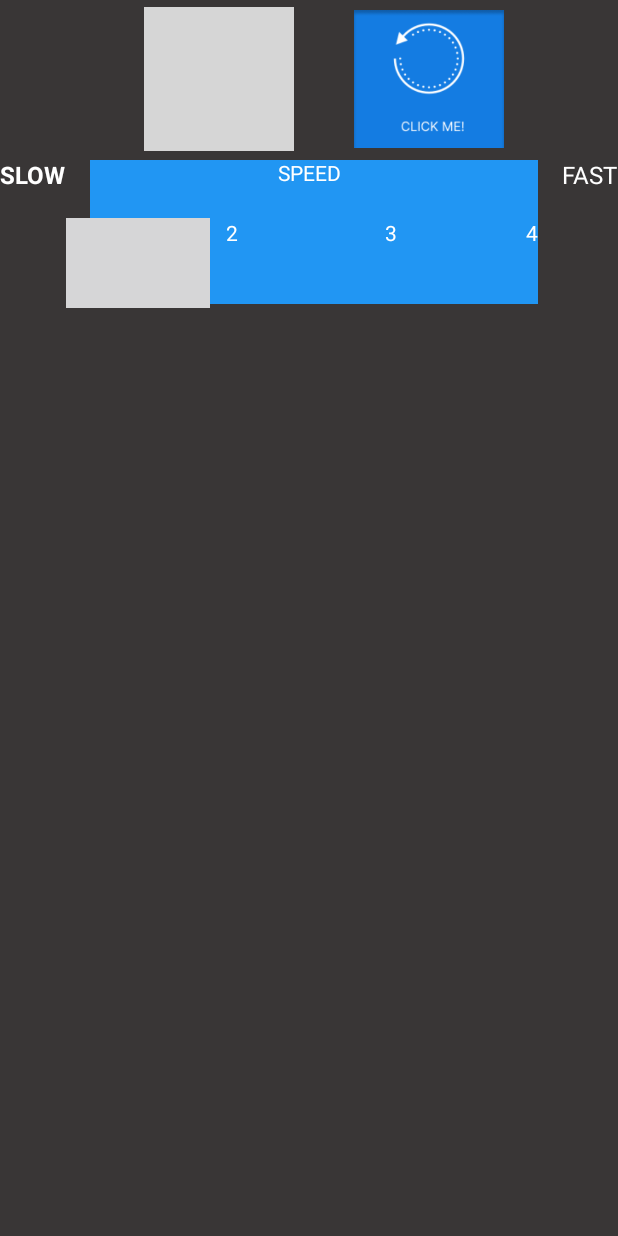
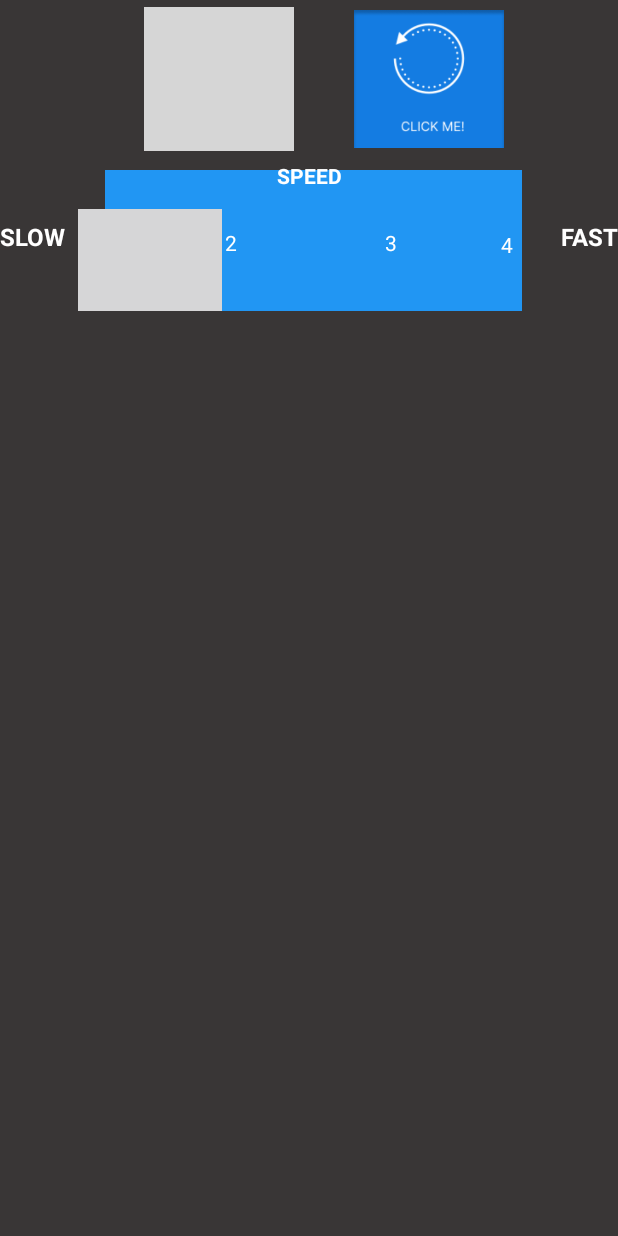
Before and after one commit to IsaacObusan/MoaController, an Android app: the fragment Manual shown on its own in the app's theme, on a phone screen of 412 x 824 dp. Run offline under Robolectric (Android 15) with nearby library versions, the phone set to English and light mode, and no system bars; grey boxes are pictures that could not be loaded.

Commit message:
commit all file

```diff
--- a/app/src/main/res/layout/fragment_manual.xml
+++ b/app/src/main/res/layout/fragment_manual.xml
@@ -53,33 +53,41 @@
     </LinearLayout>
 
     <androidx.constraintlayout.widget.ConstraintLayout
+        android:id="@+id/firstContraints"
         android:layout_width="match_parent"
         android:layout_height="wrap_content"
         android:layout_below="@+id/firstLinear"
-        android:id="@+id/firstContraints"
+        android:layout_marginTop="2dp"
+        android:background="@color/transparent"
         android:orientation="horizontal">
 
         <TextView
             android:id="@+id/label_slow"
             android:layout_width="wrap_content"
             android:layout_height="wrap_content"
+            android:gravity="center_vertical"
             android:text="SLOW"
+            android:textColor="#FFFFFF"
             android:textSize="16sp"
             android:textStyle="bold"
-            android:textColor="#FFFFFF"
+            app:layout_constraintBottom_toBottomOf="parent"
             app:layout_constraintStart_toStartOf="parent"
             app:layout_constraintTop_toTopOf="parent"
-            app:layout_constraintBottom_toBottomOf="@id/seekBar"
             tools:ignore="NotSibling" />
 
         <!-- SeekBar Container with background labels -->
+
+        <!-- Label for FAST -->
+
         <androidx.constraintlayout.widget.ConstraintLayout
             android:layout_width="0dp"
             android:layout_height="100dp"
+            app:layout_constraintBottom_toBottomOf="parent"
+            app:layout_constraintEnd_toStartOf="@id/label_fast"
+            app:layout_constraintHorizontal_bias="0.0"
             app:layout_constraintStart_toEndOf="@id/label_slow"
-            app:layout_constraintEnd_toStartOf="@id/label_fast"
             app:layout_constraintTop_toTopOf="parent"
-            app:layout_constraintBottom_toBottomOf="parent">
+            app:layout_constraintVertical_bias="0.0">
 
             <!-- SeekBar for speed -->
 
@@ -91,6 +99,7 @@
                 android:layout_height="wrap_content"
                 android:layout_gravity="center"
                 android:max="3"
+                android:layout_margin="10dp"
                 android:progress="0"
                 android:progressDrawable="@drawable/custom_progress"
                 android:progressTint="#2196F3"
@@ -100,31 +109,32 @@
                 tools:ignore="MissingConstraints"
                 tools:layout_editor_absoluteX="0dp" />
 
+            <!-- Label 2 -->
             <TextView
                 android:id="@+id/label_1"
                 android:layout_width="wrap_content"
                 android:layout_height="wrap_content"
+                android:layout_marginStart="32dp"
                 android:text="1"
+                android:textColor="#FFFFFF"
                 android:textSize="14sp"
-                android:textColor="#FFFFFF"
+                app:layout_constraintBottom_toBottomOf="@id/seekBar"
                 app:layout_constraintStart_toStartOf="parent"
-                app:layout_constraintBottom_toBottomOf="@id/seekBar"
                 app:layout_constraintTop_toTopOf="@id/seekBar"
-                android:layout_marginStart="16dp" />
+                app:layout_constraintVertical_bias="0.523" />
 
-            <!-- Label 2 -->
             <TextView
                 android:id="@+id/label_2"
                 android:layout_width="wrap_content"
                 android:layout_height="wrap_content"
                 android:text="2"
+                android:textColor="#FFFFFF"
                 android:textSize="14sp"
-                android:textColor="#FFFFFF"
+                app:layout_constraintBottom_toBottomOf="@id/seekBar"
+                app:layout_constraintEnd_toEndOf="parent"
+                app:layout_constraintHorizontal_bias="0.33"
                 app:layout_constraintStart_toStartOf="parent"
-                app:layout_constraintEnd_toEndOf="parent"
-                app:layout_constraintBottom_toBottomOf="@id/seekBar"
-                app:layout_constraintTop_toTopOf="@id/seekBar"
-                app:layout_constraintHorizontal_bias="0.33" />
+                app:layout_constraintTop_toTopOf="@id/seekBar" />
 
             <!-- Label 3 -->
             <TextView
@@ -132,53 +142,55 @@
                 android:layout_width="wrap_content"
                 android:layout_height="wrap_content"
                 android:text="3"
+                android:textColor="#FFFFFF"
                 android:textSize="14sp"
-                android:textColor="#FFFFFF"
+                app:layout_constraintBottom_toBottomOf="@id/seekBar"
+                app:layout_constraintEnd_toEndOf="parent"
+                app:layout_constraintHorizontal_bias="0.66"
                 app:layout_constraintStart_toStartOf="parent"
-                app:layout_constraintEnd_toEndOf="parent"
-                app:layout_constraintBottom_toBottomOf="@id/seekBar"
-                app:layout_constraintTop_toTopOf="@id/seekBar"
-                app:layout_constraintHorizontal_bias="0.66" />
+                app:layout_constraintTop_toTopOf="@id/seekBar" />
 
             <!-- Label 4 -->
             <TextView
                 android:id="@+id/label_4"
                 android:layout_width="wrap_content"
                 android:layout_height="wrap_content"
+                android:layout_marginEnd="32dp"
                 android:text="4"
+                android:textColor="#FFFFFF"
                 android:textSize="14sp"
-                android:textColor="#FFFFFF"
+                app:layout_constraintBottom_toBottomOf="@id/seekBar"
                 app:layout_constraintEnd_toEndOf="parent"
-                app:layout_constraintBottom_toBottomOf="@id/seekBar"
                 app:layout_constraintTop_toTopOf="@id/seekBar"
-                android:layout_marginEnd="16dp" />
+                app:layout_constraintVertical_bias="0.523" />
 
             <ImageView
                 android:id="@+id/floatingThumb"
                 android:layout_width="wrap_content"
                 android:layout_height="wrap_content"
                 android:layout_gravity="bottom|center_horizontal"
+                android:layout_marginStart="8dp"
                 android:contentDescription="Floating thumb"
+
                 android:src="@drawable/custom_thumb"
-
                 android:translationY="-10dp"
                 app:layout_constraintBottom_toBottomOf="parent"
                 app:layout_constraintStart_toStartOf="parent"
                 app:layout_constraintTop_toBottomOf="@+id/label_1"
-                app:layout_constraintVertical_bias="0.172" />
+                app:layout_constraintVertical_bias="0.384" />
         </androidx.constraintlayout.widget.ConstraintLayout>
 
-        <!-- Label for FAST -->
         <TextView
             android:id="@+id/label_fast"
             android:layout_width="wrap_content"
             android:layout_height="wrap_content"
             android:text="FAST"
+            android:textColor="#FFFFFF"
             android:textSize="16sp"
-            android:textColor="#FFFFFF"
+            android:textStyle="bold"
+            app:layout_constraintBottom_toBottomOf="parent"
             app:layout_constraintEnd_toEndOf="parent"
             app:layout_constraintTop_toTopOf="parent"
-            app:layout_constraintBottom_toBottomOf="@id/seekBar"
             tools:ignore="NotSibling" />
 
         <!-- Speed value text (optional) -->
@@ -186,13 +198,14 @@
             android:id="@+id/speed_value"
             android:layout_width="wrap_content"
             android:layout_height="wrap_content"
+            android:gravity="center"
             android:text="SPEED"
+            android:textColor="#FFFFFF"
             android:textSize="14sp"
-            android:textColor="#FFFFFF"
+            android:textStyle="bold"
+            app:layout_constraintEnd_toEndOf="parent"
+            app:layout_constraintStart_toStartOf="parent"
             app:layout_constraintTop_toBottomOf="@id/seekBar"
-            app:layout_constraintStart_toStartOf="parent"
-            app:layout_constraintEnd_toEndOf="parent"
-            android:gravity="center"
             tools:ignore="NotSibling" />
 
     </androidx.constraintlayout.widget.ConstraintLayout>
--- a/app/src/main/res/values/colors.xml
+++ b/app/src/main/res/values/colors.xml
@@ -4,4 +4,5 @@
     <color name="white">#FFFFFFFF</color>
     <color name="header_color">#222E3B</color>
     <color name="main_background">#393636</color>
+    <color name="transparent">#00000000</color>
 </resources>
```
